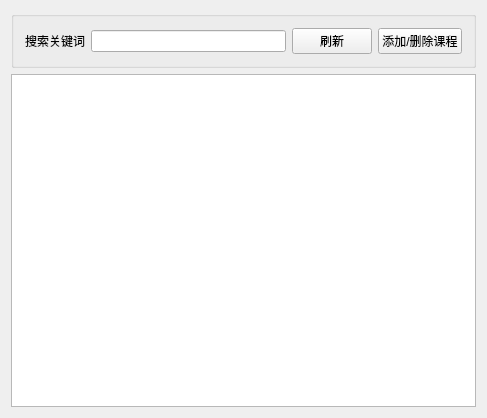
Old version of the form interface/te_myclass.ui in the repository Deng-Jiayu/interface.
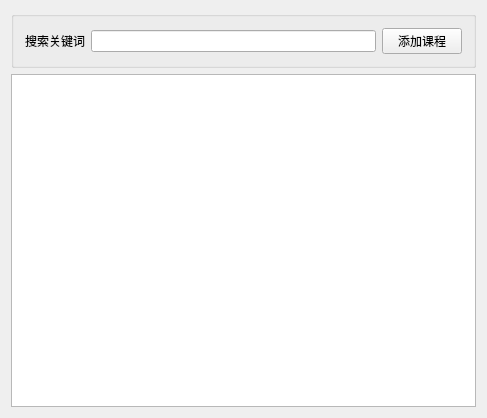
New version of the form.

Patch:
```diff
--- a/interface/te_myclass.ui
+++ b/interface/te_myclass.ui
@@ -30,17 +30,10 @@
       <item>
        <widget class="QLineEdit" name="lineEdit"/>
       </item>
-      <item>
-       <widget class="QPushButton" name="updatebtn">
-        <property name="text">
-         <string>刷新</string>
-        </property>
-       </widget>
-      </item>
       <item>
        <widget class="QPushButton" name="insertbtn">
         <property name="text">
-         <string>添加/删除课程</string>
+         <string>添加课程</string>
         </property>
        </widget>
       </item>
```
